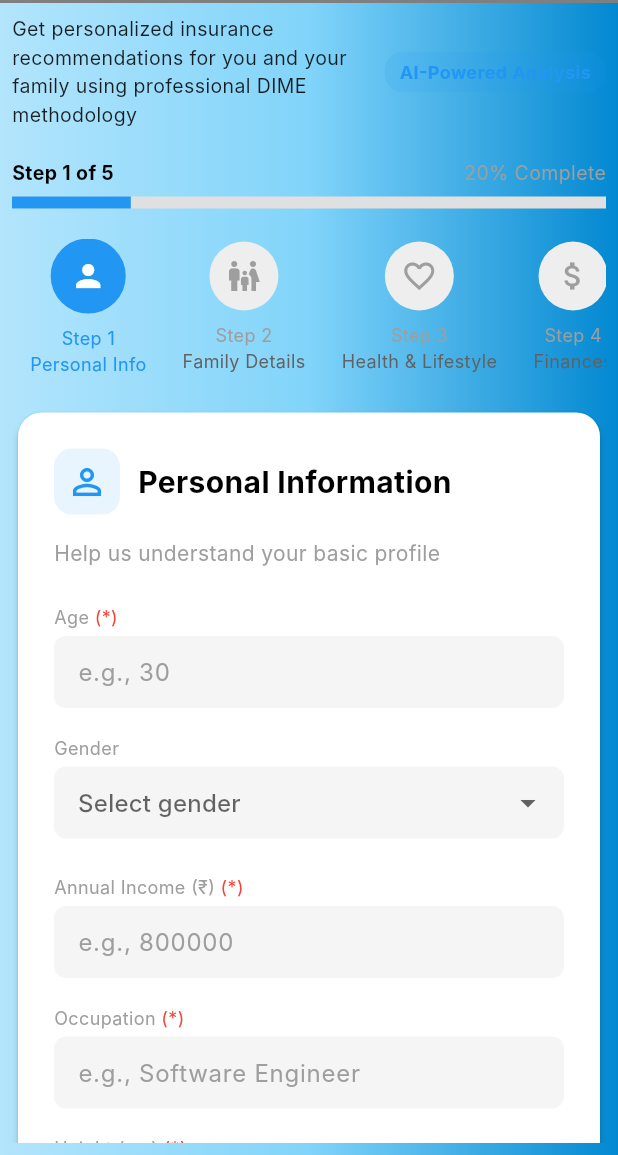
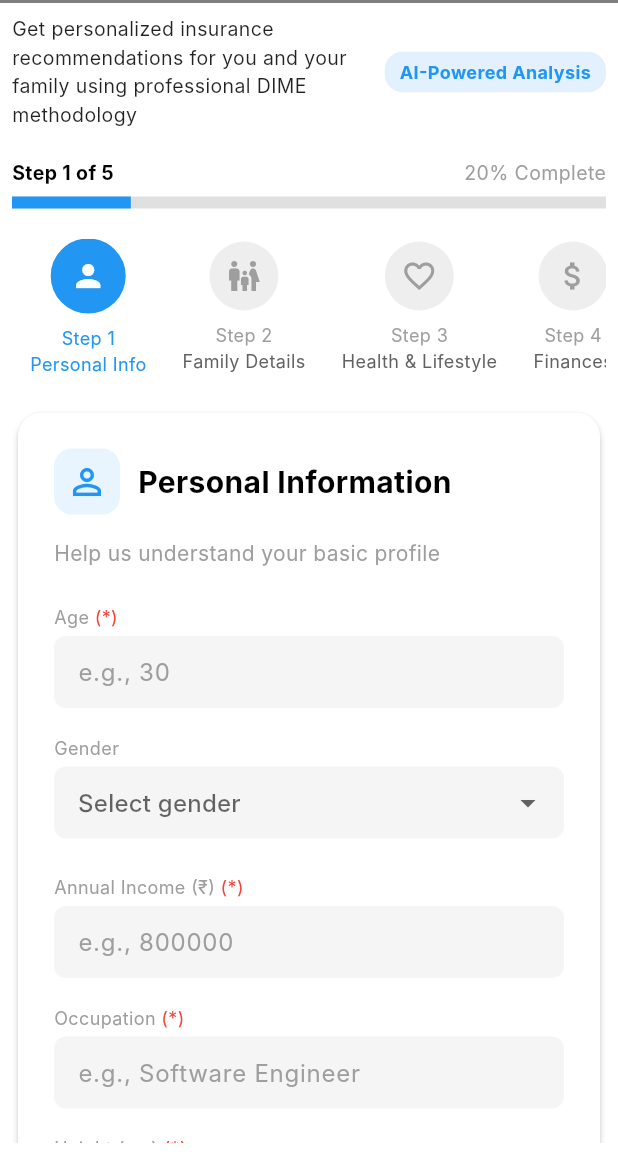
Before and after one commit to myfintechteam/myfinui-frontend, a Flutter app: the InsuranceCalculatorPage screen opened by its route, on a phone screen of 412 x 824 dp, the part 81-1236 px from its top. Run offline on Flutter 3.47's test engine with Material 3 defaults, Android fonts, the phone set to English and light mode, and no system bars; our stand-ins replace firebase_auth, firebase_core, image_picker, shared_preferences; accounts and stored records are empty; network calls fail; Roboto replaces fonts that are missing (Inter).

Commit message:
Updated gradient to white and black

```diff
--- a/lib/pages/insurance_calculator_page.dart
+++ b/lib/pages/insurance_calculator_page.dart
@@ -776,6 +776,8 @@ class _InsuranceCalculatorPageState extends State<InsuranceCalculatorPage> {
     final isMobile = screenWidth < 600;
     final isDesktop = screenWidth >= 900; // Assuming desktop for breadcrumbs
     final isLight = Theme.of(context).brightness == Brightness.light;
+    final backgroundColor =
+        isLight ? Colors.white : const Color(0xFF121212);
 
     return Scaffold(
       backgroundColor: Colors.transparent,
@@ -937,23 +939,7 @@ class _InsuranceCalculatorPageState extends State<InsuranceCalculatorPage> {
       ),
       body: Container(
         width: double.infinity,
-        decoration: BoxDecoration(
-          gradient: LinearGradient(
-            begin: Alignment.centerLeft,
-            end: Alignment.centerRight,
-            colors: isLight
-                ? [
-                    const Color(0xFFB3E5FC),
-                    const Color(0xFF81D4FA),
-                    const Color(0xFF0288D1),
-                  ]
-                : [
-                    const Color(0xFF18002F),
-                    const Color(0xFF2C2448),
-                    const Color(0xFF6966A7),
-                  ],
-          ),
-        ),
+        color: backgroundColor,
         child: Padding(
           padding: EdgeInsets.symmetric(
             horizontal: isMobile ? 8 : 32,
```
